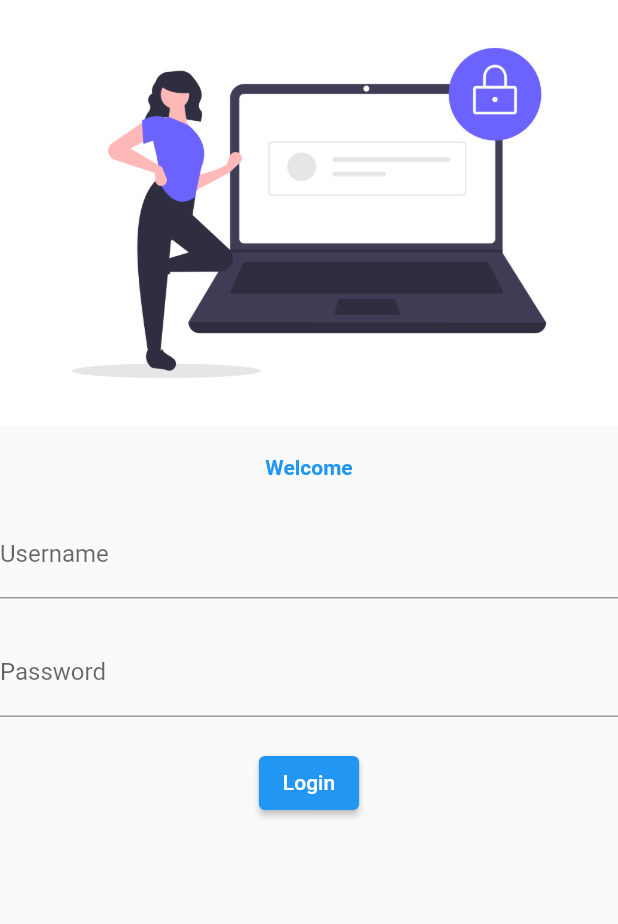
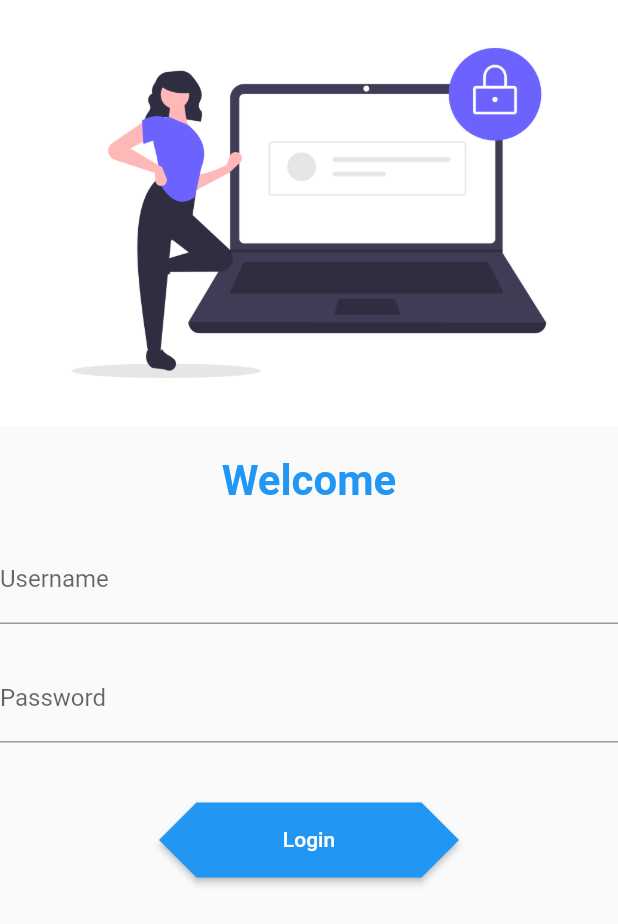
Before and after one commit to chetna-vispala/learnFlutter, a Flutter app: the screen it shows after launch, on a phone screen of 412 x 824 dp. Shown: the top 924 px of the screen. Run offline on Flutter 3.47's test engine with Material 2 defaults, Android fonts, the phone set to English and light mode, and no system bars; our stand-ins replace google_fonts.

Commit message:
5th_step completed

```diff
--- a/lib/Pages/login_page.dart
+++ b/lib/Pages/login_page.dart
@@ -1,4 +1,5 @@
 import 'package:flutter/material.dart';
+import 'package:learn_datatype/utils/routes.dart';
 
 class LoginPage extends StatelessWidget {
   const LoginPage({Key? key}) : super(key: key);
@@ -9,7 +10,8 @@ class LoginPage extends StatelessWidget {
       debugShowCheckedModeBanner: false,
         color: Colors.white,
       home:Scaffold(
-        body: Column(
+        body: SingleChildScrollView( //this will solve the screen overflow problem
+          child: Column(
             children: [
               Image.asset("assets/images/login.png",
                 fit: BoxFit.cover,
@@ -18,6 +20,7 @@ class LoginPage extends StatelessWidget {
               const Text("Welcome",
               style: TextStyle(
                 color:Colors. blue,
+                fontSize: 28,
                 fontWeight: FontWeight.bold,
               ),
               ),
@@ -39,15 +42,19 @@ class LoginPage extends StatelessWidget {
                 ),
               ),
 
-            const SizedBox(height: 20),
+              const SizedBox(height: 40),
               ElevatedButton(onPressed:(){
-              print("Hello");
+               Navigator.pushNamed(context, MyRoutes.homeRoutes);
               },
-              child: const Text("Login"),
-            //style: TextButton.styleFrom(),
+                child: Text("Login"),
+              style: TextButton.styleFrom(
+                minimumSize: Size(200, 50),
+                shape: const BeveledRectangleBorder(borderRadius: BorderRadius.all(Radius.circular(25))),
+              ),
               )
 
             ],
+          ),
         ),
       )
     );
--- a/lib/main.dart
+++ b/lib/main.dart
@@ -2,6 +2,7 @@ import 'package:flutter/material.dart';
 import 'package:google_fonts/google_fonts.dart';
 import 'package:learn_datatype/Pages/home_page.dart';
 import 'package:learn_datatype/Pages/login_page.dart';
+import 'package:learn_datatype/utils/routes.dart';
 
 void main() {
   runApp(const MyApp());
@@ -28,13 +29,14 @@ class MyApp extends StatelessWidget {
         backgroundColor: Colors.white,
         primaryTextTheme: GoogleFonts.lektonTextTheme(),
       ),
+      debugShowCheckedModeBanner: false,
       // darkTheme: ThemeData(
       //   brightness: Brightness.light,
       // ),
       initialRoute: "/Login",
       routes: {
-        "/": (context) => const HomePage(),
-        "/Login": (context) => const LoginPage(),
+        MyRoutes.homeRoutes: (context) => const HomePage(),
+        MyRoutes.loginRoutes: (context) => const LoginPage(),
       },
     );
   }
--- /dev/null
+++ b/lib/utils/routes.dart
@@ -0,0 +1,6 @@
+class MyRoutes{
+  //static ka use hum bina object banaye use kar sakte hai aur ye ek hi baar initialized hoga
+
+static String loginRoutes = "/Login";
+static String homeRoutes = "/Home";
+}
```
Lines whose indentation alone changed are shown as unchanged.
